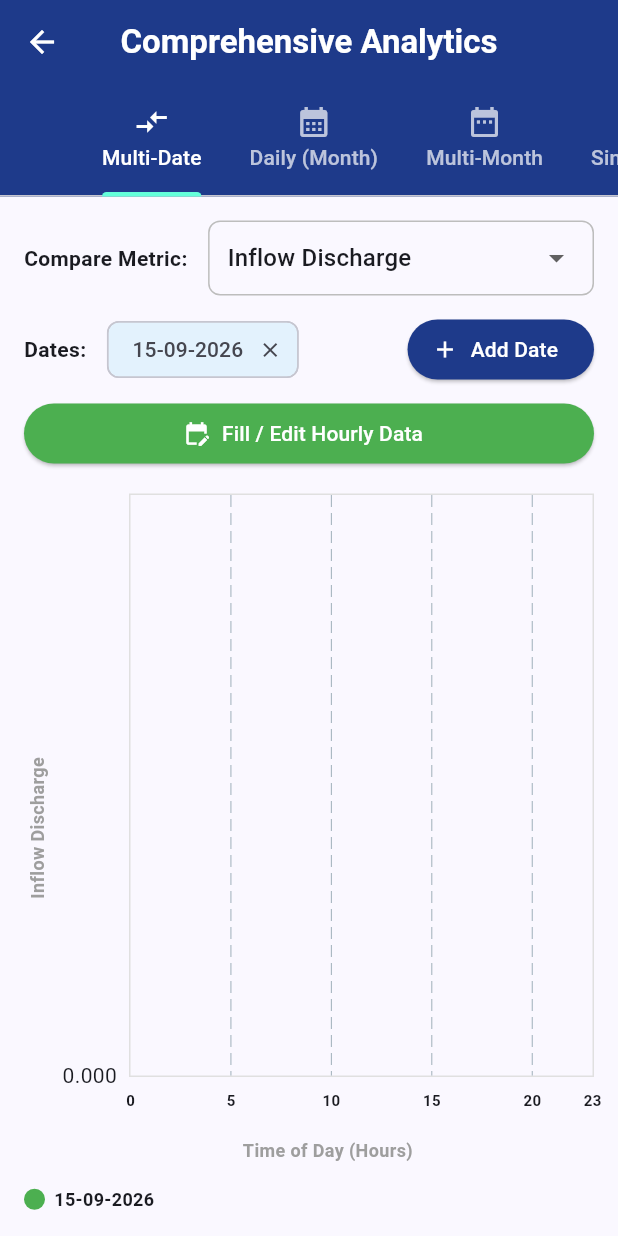
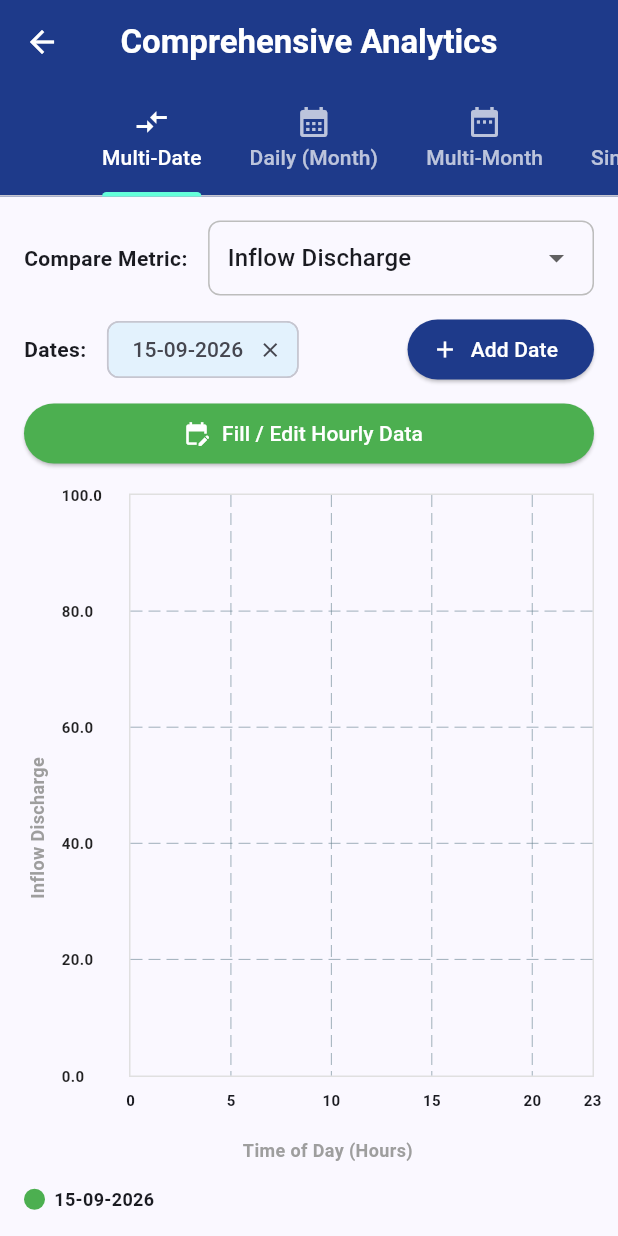
Before and after one commit to suraj9634/hydrocalc-web, a Flutter app: the AnalyticsScreen screen opened directly, on a phone screen of 412 x 824 dp. Run offline on Flutter 3.47's test engine with Material 3 defaults, Android fonts, the phone set to English and light mode, and no system bars; drawn by our look-alikes of fl_chart; our stand-ins replace cloud_firestore, firebase_auth, firebase_core, shared_preferences; missing offline and left inert: dart:html; accounts and stored records are empty.

Commit message:
analyises updated

```diff
--- a/lib/screens/analytics_screen.dart
+++ b/lib/screens/analytics_screen.dart
@@ -949,7 +949,45 @@ class _AnalyticsScreenState extends State<AnalyticsScreen>
     return val < 0 ? 0.0 : val;
   }
 
-  // TAB 1: Fetch exact hourly rows for selected dates from Firestore
+  Map<String, double> _calculateYBounds(List<LineChartBarData> lines) {
+    double? minVal;
+    double? maxVal;
+
+    for (final line in lines) {
+      for (final spot in line.spots) {
+        if (minVal == null || spot.y < minVal) minVal = spot.y;
+        if (maxVal == null || spot.y > maxVal) maxVal = spot.y;
+      }
+    }
+
+    if (minVal == null || maxVal == null) {
+      return {'minY': 0.0, 'maxY': 100.0, 'interval': 20.0};
+    }
+
+    if (minVal == maxVal) {
+      double padding = minVal == 0 ? 10.0 : (minVal * 0.15);
+      return {
+        'minY': (minVal - padding).clamp(0.0, double.infinity),
+        'maxY': maxVal + padding,
+        'interval': (padding / 2).clamp(1.0, double.infinity),
+      };
+    }
+
+    double delta = maxVal - minVal;
+    double padding = delta * 0.15;
+
+    double calculatedMinY = (minVal - padding).clamp(0.0, double.infinity);
+    double calculatedMaxY = maxVal + padding;
+    double calculatedInterval =
+        ((calculatedMaxY - calculatedMinY) / 5).clamp(1.0, double.infinity);
+
+    return {
+      'minY': double.parse(calculatedMinY.toStringAsFixed(1)),
+      'maxY': double.parse(calculatedMaxY.toStringAsFixed(1)),
+      'interval': double.parse(calculatedInterval.toStringAsFixed(1)),
+    };
+  }
+
   Future<void> _fetchAllSelectedDatesData() async {
     setState(() => _isLoading = true);
     _multiDateData.clear();
@@ -972,7 +1010,6 @@ class _AnalyticsScreenState extends State<AnalyticsScreen>
     if (mounted) setState(() => _isLoading = false);
   }
 
-  // TAB 2: Particular Month Daily Averages
   Future<void> _fetchParticularMonthData() async {
     setState(() => _isDailyMonthLoading = true);
     _dailyAggregatedData.clear();
@@ -1005,7 +1042,6 @@ class _AnalyticsScreenState extends State<AnalyticsScreen>
     if (mounted) setState(() => _isDailyMonthLoading = false);
   }
 
-  // TAB 3: Multi-Month Daily Aggregations
   Future<void> _fetchMultiMonthData() async {
     setState(() => _isMultiMonthLoading = true);
     _multiMonthData.clear();
@@ -1049,7 +1085,6 @@ class _AnalyticsScreenState extends State<AnalyticsScreen>
     if (mounted) setState(() => _isMultiMonthLoading = false);
   }
 
-  // TAB 4: Single Year Monthly Trend
   Future<void> _fetchYearlyData() async {
     setState(() => _isMonthlyLoading = true);
     _monthlyAggregatedData.clear();
@@ -1060,7 +1095,6 @@ class _AnalyticsScreenState extends State<AnalyticsScreen>
     try {
       for (int i = 0; i < months.length; i++) {
         String monthStr = (i + 1).toString().padLeft(2, '0');
-        // Sample mid-month (15th) reading or aggregate day-15 for the year
         String sampleDate = "15-$monthStr-$_selectedYear";
         final snapshot = await FirebaseFirestore.instance
             .collection('barrage_readings')
@@ -1081,7 +1115,6 @@ class _AnalyticsScreenState extends State<AnalyticsScreen>
     if (mounted) setState(() => _isMonthlyLoading = false);
   }
 
-  // TAB 5: Multi-Year Comparison
   Future<void> _fetchMultiYearData() async {
     setState(() => _isMultiYearLoading = true);
     _multiYearData.clear();
@@ -1296,7 +1329,6 @@ class _AnalyticsScreenState extends State<AnalyticsScreen>
     );
   }
 
-  // --- TAB 1: Multi-Date ---
   Widget _buildMultiDateView() {
     List<LineChartBarData> activeLines = [];
     int colorIndex = 0;
@@ -1388,7 +1420,8 @@ class _AnalyticsScreenState extends State<AnalyticsScreen>
             child: _isLoading
                 ? const Center(child: CircularProgressIndicator())
                 : _multiDateData.isEmpty
-                    ? const Center(child: Text("No readings found for selected dates."))
+                    ? const Center(
+                        child: Text("No readings found for selected dates."))
                     : _buildLineChart(activeLines, 23, "Time of Day (Hours)"),
           ),
           const SizedBox(height: 16),
@@ -1407,7 +1440,6 @@ class _AnalyticsScreenState extends State<AnalyticsScreen>
     );
   }
 
-  // --- TAB 2: Particular Month Daily Trend ---
   Widget _buildParticularMonthView() {
     List<String> monthNames = [
       'January', 'February', 'March', 'April', 'May', 'June', 'July', 'August', 'September', 'October', 'November', 'December'
@@ -1484,7 +1516,6 @@ class _AnalyticsScreenState extends State<AnalyticsScreen>
     );
   }
 
-  // --- TAB 3: Multi-Month Comparison ---
   Widget _buildMultiMonthView() {
     List<String> monthNames = [
       'Jan', 'Feb', 'Mar', 'Apr', 'May', 'Jun', 'Jul', 'Aug', 'Sep', 'Oct', 'Nov', 'Dec'
@@ -1574,7 +1605,6 @@ class _AnalyticsScreenState extends State<AnalyticsScreen>
     );
   }
 
-  // --- TAB 4: Single Year Monthly Trend ---
   Widget _buildMonthlyYearlyView() {
     List<String> months = [
       'Jan', 'Feb', 'Mar', 'Apr', 'May', 'Jun', 'Jul', 'Aug', 'Sep', 'Oct', 'Nov', 'Dec'
@@ -1629,7 +1659,6 @@ class _AnalyticsScreenState extends State<AnalyticsScreen>
     );
   }
 
-  // --- TAB 5: Multi-Year Comparison ---
   Widget _buildMultiYearView() {
     List<String> months = [
       'Jan', 'Feb', 'Mar', 'Apr', 'May', 'Jun', 'Jul', 'Aug', 'Sep', 'Oct', 'Nov', 'Dec'
@@ -1750,15 +1779,24 @@ class _AnalyticsScreenState extends State<AnalyticsScreen>
 
   Widget _buildLineChart(
       List<LineChartBarData> lines, double maxX, String xTitle) {
+    final bounds = _calculateYBounds(lines);
+    final double dynamicMinY = bounds['minY']!;
+    final double dynamicMaxY = bounds['maxY']!;
+    final double dynamicInterval = bounds['interval']!;
+
     return Row(
       children: [
         RotatedBox(
           quarterTurns: 3,
-            child: Text(_availableParameters[_selectedParameter]!,
+          child: Text(
+            _availableParameters[_selectedParameter]!,
             style: const TextStyle(
               fontWeight: FontWeight.bold,
               fontSize: 12,
-                    color: Colors.grey))),
+              color: Colors.grey,
+            ),
+          ),
+        ),
         const SizedBox(width: 8),
         Expanded(
           child: Column(
@@ -1766,8 +1804,11 @@ class _AnalyticsScreenState extends State<AnalyticsScreen>
               Expanded(
                 child: LineChart(
                   LineChartData(
-                    gridData:
-                        const FlGridData(show: true, drawVerticalLine: true),
+                    gridData: FlGridData(
+                      show: true,
+                      drawVerticalLine: true,
+                      horizontalInterval: dynamicInterval,
+                    ),
                     titlesData: FlTitlesData(
                       bottomTitles: AxisTitles(
                         sideTitles: SideTitles(
@@ -1777,15 +1818,34 @@ class _AnalyticsScreenState extends State<AnalyticsScreen>
                           getTitlesWidget: (value, meta) {
                             return Padding(
                               padding: const EdgeInsets.only(top: 8.0),
-                                  child: Text(value.toInt().toString(),
+                              child: Text(
+                                value.toInt().toString(),
                                 style: const TextStyle(
                                   fontSize: 10,
-                                          fontWeight: FontWeight.bold)));
-                            }),
-                      ),
-                      leftTitles: const AxisTitles(
-                          sideTitles:
-                              SideTitles(showTitles: true, reservedSize: 45)),
+                                  fontWeight: FontWeight.bold,
+                                ),
+                              ),
+                            );
+                          },
+                        ),
+                      ),
+                      leftTitles: AxisTitles(
+                        sideTitles: SideTitles(
+                          showTitles: true,
+                          reservedSize: 45,
+                          interval: dynamicInterval,
+                          getTitlesWidget: (value, meta) {
+                            return Text(
+                              value.toStringAsFixed(1),
+                              style: const TextStyle(
+                                fontSize: 10,
+                                fontWeight: FontWeight.bold,
+                                color: Colors.black87,
+                              ),
+                            );
+                          },
+                        ),
+                      ),
                       topTitles: const AxisTitles(
                           sideTitles: SideTitles(showTitles: false)),
                       rightTitles: const AxisTitles(
@@ -1793,20 +1853,25 @@ class _AnalyticsScreenState extends State<AnalyticsScreen>
                     ),
                     minX: 0,
                     maxX: maxX,
-                    minY: 0,
+                    minY: dynamicMinY,
+                    maxY: dynamicMaxY,
                     borderData: FlBorderData(
                       show: true,
-                        border: Border.all(color: Colors.grey.shade300)),
+                      border: Border.all(color: Colors.grey.shade300),
+                    ),
                     lineBarsData: lines,
                   ),
                 ),
               ),
               const SizedBox(height: 8),
-              Text(xTitle,
+              Text(
+                xTitle,
                 style: const TextStyle(
                   fontWeight: FontWeight.bold,
                   fontSize: 12,
-                      color: Colors.grey)),
+                  color: Colors.grey,
+                ),
+              ),
             ],
           ),
         ),
```
Lines whose indentation alone changed are shown as unchanged.
